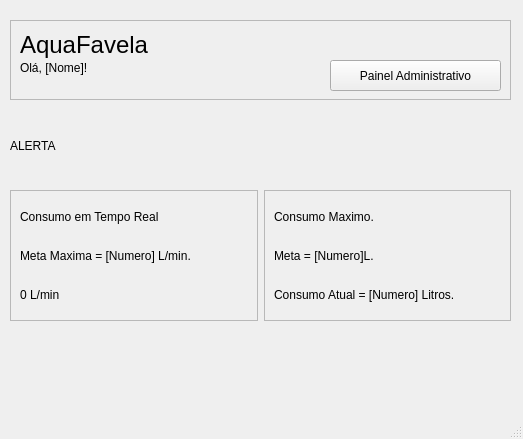
Qt form ui/mainwindow.ui (Barony02/AquaFavela) before a commit.
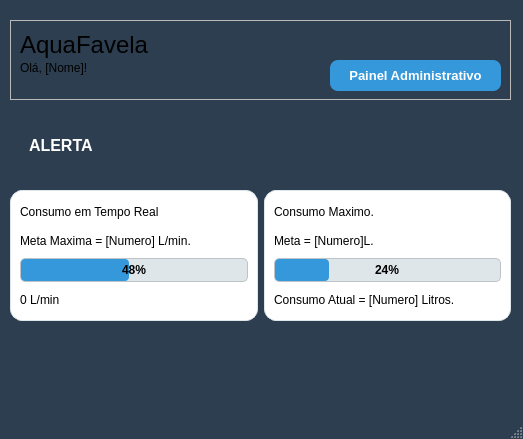
The same form after that commit.

What changed in the file:
```diff
--- a/ui/mainwindow.ui
+++ b/ui/mainwindow.ui
@@ -14,7 +14,134 @@
    <string>MainWindow</string>
   </property>
   <property name="styleSheet">
-   <string notr="true"/>
+   <string notr="true">/* Fundo Geral da Aplicação */
+QMainWindow, QDialog {
+    background-color: #2c3e50; /* Azul Marinho Escuro */
+    font-family: &quot;Segoe UI&quot;, sans-serif;
+}
+
+/* Estilização dos Cards (QFrame) */
+QFrame#cardStatus, QFrame#cardConsumo, QFrame#headerFrame {
+    background-color: #ffffff;
+    border-radius: 12px;
+    border: 1px solid #dfe6e9;
+}
+
+/* Campos de Entrada (QLineEdit) */
+QLineEdit {
+    border: 2px solid #bdc3c7;
+    border-radius: 8px;
+    padding: 10px;
+    background-color: #ffffff;
+    font-size: 14px;
+    color: #2d3436;
+}
+
+QLineEdit:focus {
+    border: 2px solid #3498db; /* Azul ao focar */
+}
+
+/* Botões (QPushButton) */
+QPushButton#btnAdminPanel {
+    background-color: #3498db; /* Cor azul para diferenciar do login */
+    color: white;
+    font-weight: bold;
+    font-size: 13px; /* Diminuir levemente a fonte se necessário */
+    border-radius: 8px;
+    padding: 5px 15px; /* Menos espaço em cima/baixo, mais nas laterais */
+    
+}
+
+QPushButton:hover {
+    background-color: #2ecc71;
+}
+
+QPushButton:pressed {
+    background-color: #1e8449;
+}
+
+/* Barra de Status Dinâmica (lblAlerta) */
+QLabel#lblAlerta {
+    color: white;
+    font-weight: bold;
+    font-size: 16px;
+    padding: 15px;
+    border-radius: 8px;
+    text-align: center;
+}
+
+/* Propriedades Dinâmicas da Barra de Alerta */
+QLabel#lblAlerta[status=&quot;normal&quot;] {
+    background-color: #27ae60;
+}
+
+QLabel#lblAlerta[status=&quot;atencao&quot;] {
+    background-color: #f1c40f;
+    color: #2d3436;
+}
+
+QLabel#lblAlerta[status=&quot;critico&quot;] {
+    background-color: #e74c3c;
+}
+
+/* Barras de Progresso */
+QProgressBar {
+    border: 1px solid #bdc3c7;
+    border-radius: 5px;
+    background-color: #dfe6e9;
+    text-align: center;
+    font-weight: bold;
+}
+
+QProgressBar::chunk {
+    background-color: #3498db;
+    border-radius: 4px;
+}
+
+/* Labels de Erro (Login) */
+QLabel#lblError {
+    color: #e74c3c;
+    font-weight: bold;
+    background-color: rgba(231, 76, 60, 0.1);
+    border: 1px solid #e74c3c;
+    border-radius: 4px;
+    padding: 5px;
+}
+
+QLabel#lblAlertaConsumoMax {
+    background-color: transparent;
+    color: transparent;
+    padding: 0px; 
+    border-radius: 8px;
+    font-weight: bold;
+    font-size: 11px;
+    qproperty-alignment: 'AlignCenter';
+}
+
+/* Estado de Alerta (Visível e Vermelho) */
+QLabel#lblAlertaConsumoMax[status=&quot;alerta&quot;] {
+    background-color: #e74c3c;
+    color: white;
+    padding: 15px;
+}
+
+
+QLabel#lblAlertaConsumoMinuto{
+    background-color: transparent;
+    color: transparent;
+    padding: 0px; 
+    border-radius: 8px;
+    font-weight: bold;
+    font-size: 11px;
+    qproperty-alignment: 'AlignCenter';
+}
+
+/* Estado de Alerta (Visível e Vermelho) */
+QLabel#lblAlertaConsumoMinuto[status=&quot;alerta&quot;] {
+    background-color: #e74c3c;
+    color: white;
+    padding: 15px;
+}</string>
   </property>
   <widget class="QWidget" name="centralwidget">
    <widget class="QLabel" name="lblAlerta">
@@ -121,6 +248,16 @@
           </property>
          </widget>
         </item>
+        <item>
+         <widget class="QProgressBar" name="progressConsumo">
+          <property name="maximum">
+           <number>50</number>
+          </property>
+          <property name="value">
+           <number>24</number>
+          </property>
+         </widget>
+        </item>
         <item>
          <widget class="QLabel" name="lblConsumo">
           <property name="text">
@@ -154,6 +291,13 @@
           </property>
          </widget>
         </item>
+        <item>
+         <widget class="QProgressBar" name="progressMeta">
+          <property name="value">
+           <number>24</number>
+          </property>
+         </widget>
+        </item>
         <item>
          <widget class="QLabel" name="lblConsumoTotalAtual">
           <property name="text">
```
